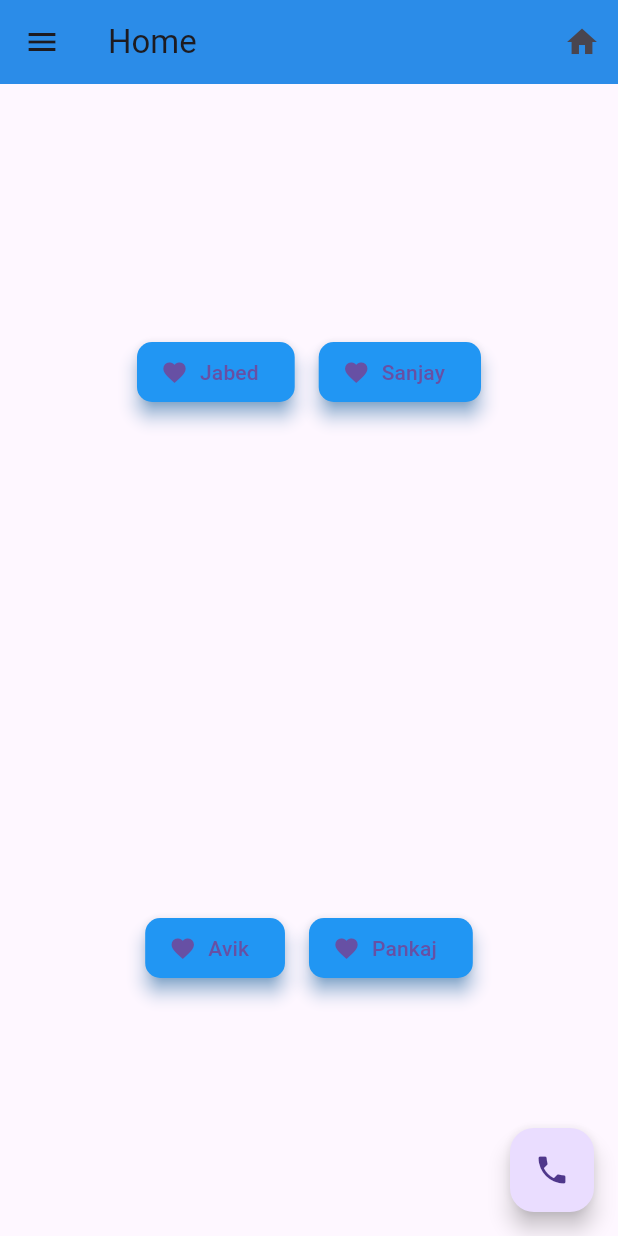
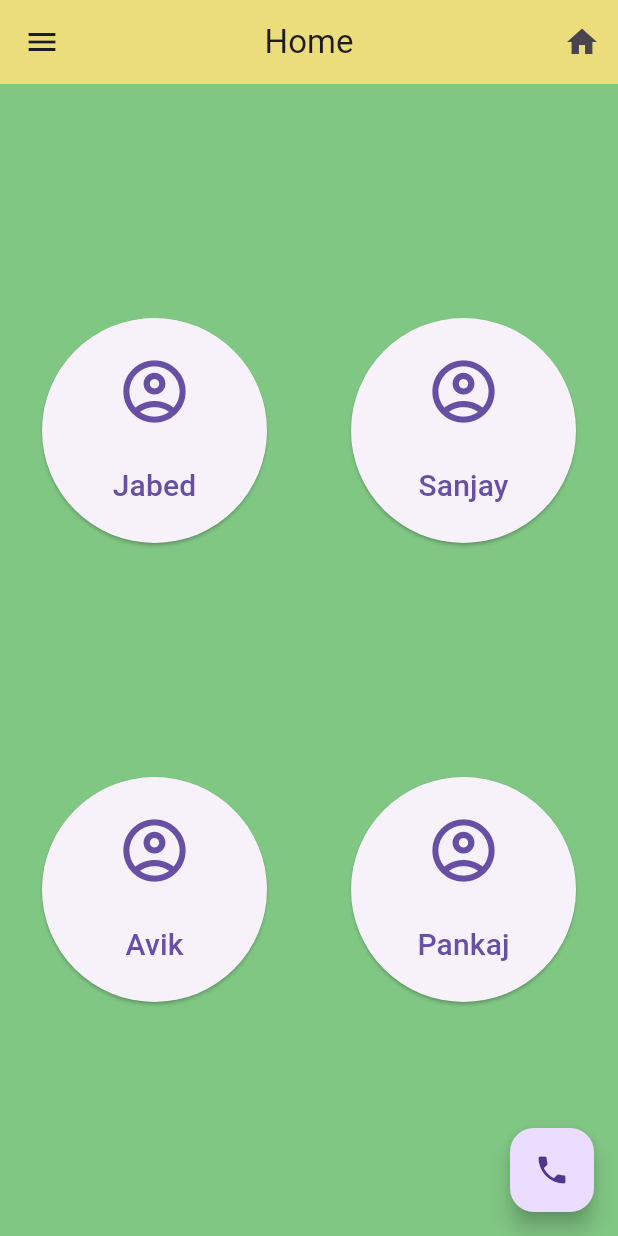
Before and after one commit to sanjayTheHackBoy/hands_on_flutter, a Flutter app: the screen it shows after launch, on a phone screen of 412 x 824 dp. Run offline on Flutter 3.47's test engine with Material 3 defaults, Android fonts, the light colour scheme and no system bars.

Commit message:
Changed The Home PAge button Look

```diff
--- a/app_demo/lib/main.dart
+++ b/app_demo/lib/main.dart
@@ -3,6 +3,8 @@
 import 'package:flutter/material.dart';
 
 void main() => runApp(const MyApp());
+
+const String content1 = 'You Love Jabed';
 
 class MyApp extends StatelessWidget {
   const MyApp({super.key});
@@ -13,13 +15,13 @@
       debugShowCheckedModeBanner: false,
       title: 'Flutter App',
       theme: ThemeData(
-        primarySwatch: Colors.green,
-      ),
+          primarySwatch: Colors.green,
+          scaffoldBackgroundColor: Colors.amberAccent[100]),
       home: const SplashScreen(),
       routes: {
         '/home': (context) => const HomePage(),
         '/about': (context) => const AboutUsPage(),
-        '/jabed': (context) => const ContentPage('You Love Jabed'),
+        '/jabed': (context) => const ContentPage(content1),
         '/sanjay': (context) => const ContentPage('You Love Sanjay'),
         '/avik': (context) => const ContentPage('You Love Avik'),
         '/pankaj': (context) => const ContentPage('You Love Pankaj'),
@@ -60,15 +62,17 @@
   @override
   Widget build(BuildContext context) {
     return Scaffold(
+      backgroundColor: Colors.green[300],
       appBar: AppBar(
         title: const Text('Home'),
-        backgroundColor: Colors.blue,
-        elevation: 200.0,
+        centerTitle: true,
+        backgroundColor: Colors.yellow[300],
+        elevation: 10.0,
         actions: [
           IconButton(
             icon: const Icon(Icons.home),
             onPressed: () {
-              Navigator.pushNamed(context, '/about');
+              Navigator.pushNamed(context, '/home');
             },
           ),
         ],
@@ -76,20 +80,22 @@
       drawer: const AppDrawer(),
       body: const Center(
         child: Column(
-          mainAxisAlignment: MainAxisAlignment.spaceAround,
+          mainAxisAlignment: MainAxisAlignment.spaceEvenly,
           children: [
             Row(
-              mainAxisAlignment: MainAxisAlignment.center,
+              mainAxisAlignment: MainAxisAlignment.spaceAround,
               children: [
-                CustomButton('Jabed', Icons.favorite, '/jabed'),
-                CustomButton('Sanjay', Icons.favorite, '/sanjay'),
+                CustomButton('Jabed', Icons.account_circle_outlined, '/jabed'),
+                CustomButton(
+                    'Sanjay', Icons.account_circle_outlined, '/sanjay'),
               ],
             ),
             Row(
-              mainAxisAlignment: MainAxisAlignment.center,
+              mainAxisAlignment: MainAxisAlignment.spaceAround,
               children: [
-                CustomButton('Avik', Icons.favorite, '/avik'),
-                CustomButton('Pankaj', Icons.favorite, '/pankaj'),
+                CustomButton('Avik', Icons.account_circle_outlined, '/avik'),
+                CustomButton(
+                    'Pankaj', Icons.account_circle_outlined, '/pankaj'),
               ],
             ),
           ],
@@ -141,6 +147,7 @@
     return Scaffold(
       appBar: AppBar(
         title: const Text('Content'),
+        backgroundColor: Colors.blue,
         actions: [
           IconButton(
             icon: const Icon(Icons.home),
@@ -167,25 +174,46 @@
 
   @override
   Widget build(BuildContext context) {
-    return Container(
-      margin: const EdgeInsets.all(8.0),
-      child: ElevatedButton.icon(
+    return SizedBox(
+      width: 150.0,
+      height: 150.0,
+      child: ElevatedButton(
         onPressed: () {
           Navigator.pushNamed(context, route);
         },
-        label: Text(buttonText),
-        icon: Icon(iconData),
-        style: ElevatedButton.styleFrom(
-          backgroundColor: Colors.blue,
-          shape: RoundedRectangleBorder(
-            borderRadius: BorderRadius.circular(10.0),
-          ),
-          elevation: 5,
-          shadowColor: Colors.blue,
+        style: ElevetedButton.styleFrom(
+            primary: Colors.green[300],
+            onPrimary: Colors.yellow[300],
+            elevation: 10.0,
+            shape: RoundedRectangleBorder(
+              borderRadius: BorderRadius.circular(20.0),
+            )),
+        child: Column(
+          mainAxisAlignment: MainAxisAlignment.spaceEvenly,
+          children: [
+            Icon(
+              iconData,
+              size: 50.0,
+            ),
+            Text(
+              buttonText,
+              style: const TextStyle(
+                fontSize: 20.0,
+              ),
+            ),
+          ],
         ),
       ),
     );
   }
+}
+
+class ElevetedButton {
+  static styleFrom(
+      {Color? primary,
+      Color? onPrimary,
+      required double elevation,
+      required RoundedRectangleBorder shape}) {}
 }
 
 class AppDrawer extends StatelessWidget {
```
